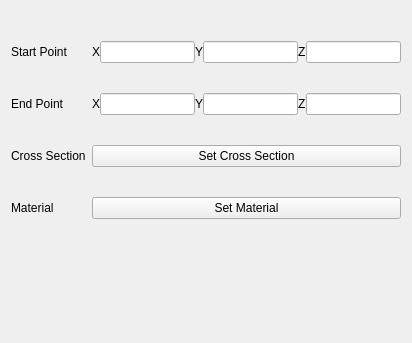
The window that pulse/interface/ui_files/model/geometry/edit_pipe.ui (open-pulse/OpenPulse) describes before a commit, drawn with Qt 5.
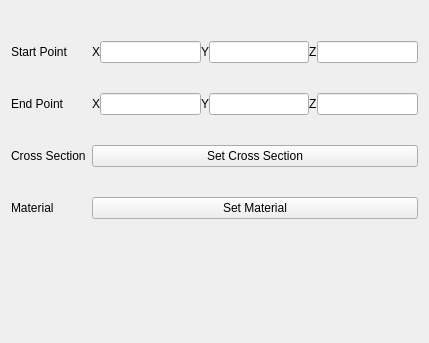
The same window after the commit.

The edit to the form file:
```diff
--- a/pulse/interface/ui_files/model/geometry/edit_pipe.ui
+++ b/pulse/interface/ui_files/model/geometry/edit_pipe.ui
@@ -6,7 +6,7 @@
    <rect>
     <x>0</x>
     <y>0</y>
-    <width>412</width>
+    <width>429</width>
     <height>343</height>
    </rect>
   </property>
```
